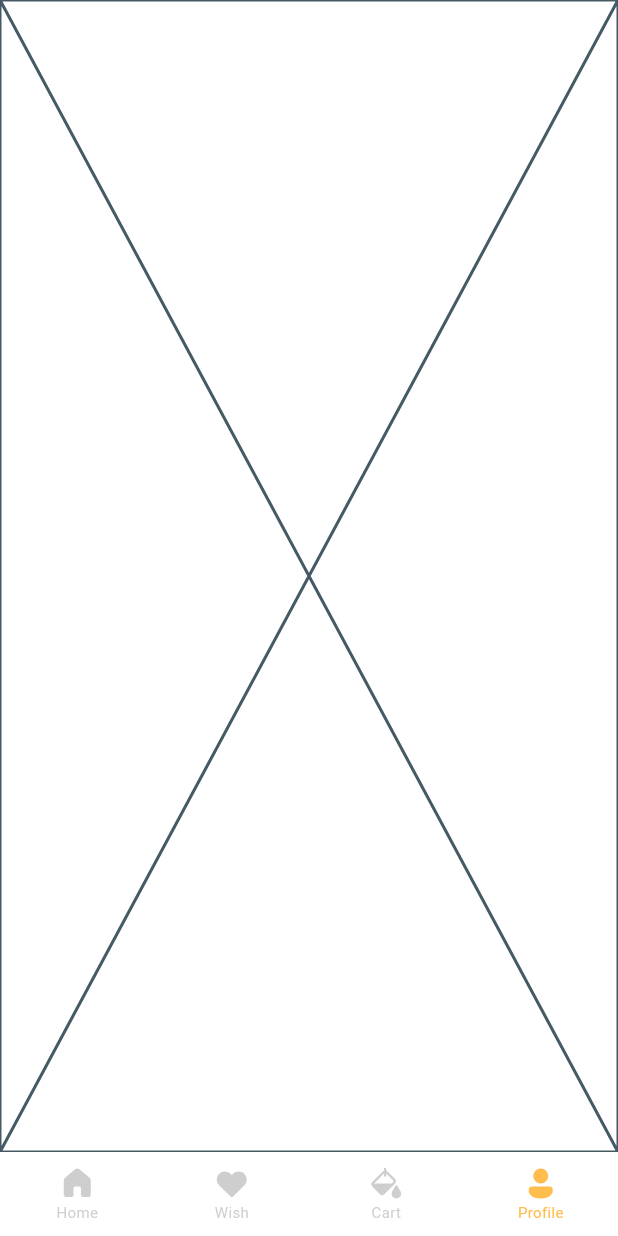
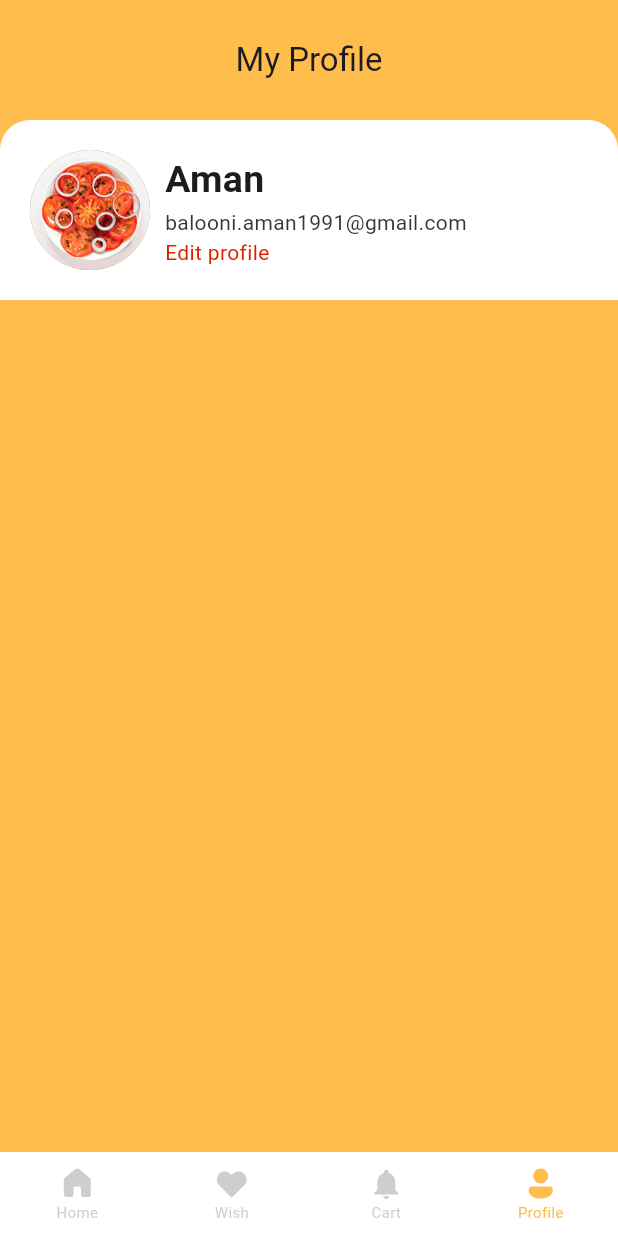
Before and after one commit to amanbalooni/fitbites, a Flutter app: the BottomNavigationWidget screen opened directly, item 4 of the bottom bar chosen, on a phone screen of 412 x 824 dp. Run offline on Flutter 3.47's test engine with Material 2 defaults, Android fonts, the light colour scheme and no system bars; our stand-ins replace carousel_slider, dots_indicator, fluentui_icons.

Commit message:
Profile Page

```diff
--- a/lib/screens/bottomnavigatiobar/bottom_navigationbar.dart
+++ b/lib/screens/bottomnavigatiobar/bottom_navigationbar.dart
@@ -49,7 +49,7 @@ class _BottomNavigationWidgetState extends State<BottomNavigationWidget> {
         items: const [
           BottomNavigationBarItem(label: "Home", icon: Icon(FluentSystemIcons.ic_fluent_home_filled),),
           BottomNavigationBarItem(label: "Wish", icon: Icon(FluentSystemIcons.ic_fluent_heart_filled,)),
-          BottomNavigationBarItem(label: "Cart", icon: Icon(FluentSystemIcons.ic_fluent_paint_bucket_filled,)),
+          BottomNavigationBarItem(label: "Cart", icon: Icon(Icons.notifications,)),
           BottomNavigationBarItem(label: "Profile", icon: Icon(FluentSystemIcons.ic_fluent_person_filled)),
         ],
       ),
--- a/lib/screens/main-screens/home_page/home_screen.dart
+++ b/lib/screens/main-screens/home_page/home_screen.dart
@@ -1,14 +1,11 @@
 import 'package:flutter/cupertino.dart';
 import 'package:flutter/material.dart';
 import 'package:fluentui_icons/fluentui_icons.dart';
-import '../../../widgets/custom_card.dart';
 import '../../../widgets/custom_carousel.dart';
-import '../../../widgets/custom_gallery/custom_gallery.dart';
 import '../../../widgets/custom_gallery/image_custom_widget.dart';
 import '../../../widgets/custom_product_gallery/custom_image_card_gallery.dart';
 import '../../../widgets/custom_searchbar.dart';
 import '../../../widgets/custom_text_divider.dart';
-import '../../../widgets/restaurant_card.dart';
 
 class HomeScreen extends StatefulWidget {
   const HomeScreen({super.key,});
@@ -98,7 +95,6 @@ class _HomeScreenState extends State<HomeScreen> {
                 )),
               ],
             ),
-
         ]));
   }
 }
--- a/lib/screens/main-screens/profile_screen.dart
+++ b/lib/screens/main-screens/profile_screen.dart
@@ -1,10 +1,72 @@
+import 'package:fitbites/theme/colors.dart';
 import 'package:flutter/cupertino.dart';
+import 'package:flutter/material.dart';
+
+import '../../theme/para_text.dart';
+import '../../theme/title_text.dart';
 
 class ProfileScreen extends StatelessWidget {
   const ProfileScreen({super.key});
 
   @override
   Widget build(BuildContext context) {
-    return const Placeholder();
+    return Scaffold(
+      backgroundColor: ThemeColors.yellowColor,
+      body: CustomScrollView(
+        slivers: [
+          const SliverAppBar(
+            automaticallyImplyLeading: false,
+            toolbarHeight: 80,
+            title: Row(
+              mainAxisAlignment: MainAxisAlignment.center,
+              children: [
+                Text("My Profile"),
+              ],
+            ),
+            pinned: true,
+            backgroundColor: ThemeColors.yellowColor,
+          ),
+          SliverToBoxAdapter(
+              child: Container(
+                  padding: const EdgeInsets.all(20),
+                  decoration: const BoxDecoration(
+                    color: Colors.white,
+                    borderRadius: BorderRadius.only(
+                        topLeft: Radius.circular(20),
+                        topRight: Radius.circular(20)),
+                  ),
+                  child: Column(
+                    children: [
+                      Row(
+                        children: [
+                          Container(
+                            width:80,
+                            height: 80,
+                            decoration: BoxDecoration(
+                              color: ThemeColors.goldColor,
+                              borderRadius: BorderRadius.circular(50),
+                              image: const DecorationImage(image: AssetImage("assets/images/plate-8.jpg"))
+                            ),
+                          ),
+                          SizedBox(width: 10,),
+                          Column(
+                            crossAxisAlignment: CrossAxisAlignment.start,
+                            children: [
+                              TitleText(
+                                text: 'Aman',
+                                size: 25,
+                              ),
+                              ParaText(text: 'balooni.aman1991@gmail.com', size: 16, color: ThemeColors.paraColor,),
+                              ParaText(text: 'Edit profile', size: 16, color: ThemeColors.redColor,),
+                            ],
+                          ),
+                        ],
+                      ),
+
+                    ],
+                  ))),
+        ],
+      ),
+    );
   }
 }
--- a/lib/screens/welcome_screen.dart
+++ b/lib/screens/welcome_screen.dart
@@ -1,10 +1,14 @@
+import 'package:fitbites/screens/password_screens/confirmation_screen.dart';
 import 'package:fitbites/screens/signup_screen.dart';
 import 'package:flutter/cupertino.dart';
 import 'package:flutter/material.dart';
 
+import '../main.dart';
 import '../widgets/custom_button.dart';
 import '../widgets/custom_scaffold.dart';
 import '../widgets/custom_textfield.dart';
+import 'bottomnavigatiobar/bottom_navigationbar.dart';
+import 'main-screens/home_page/home_screen.dart';
 import 'password_screens/forgetpassword_screen.dart';
 
 class WelcomeScreen extends StatelessWidget {
@@ -42,7 +46,14 @@ class WelcomeScreen extends StatelessWidget {
                     const SizedBox(
                       height: 20,
                     ),
-                    const CustomLoginButton(
+                    CustomLoginButton(
+                      onTap: (){
+                        Navigator.push(
+                          context,
+                          MaterialPageRoute(
+                              builder: (context) => const BottomNavigationWidget()),
+                        );
+                      },
                     ),
                     TextButton(
                         onPressed: () {
--- a/lib/theme/colors.dart
+++ b/lib/theme/colors.dart
@@ -5,4 +5,5 @@ class ThemeColors {
   static const Color paraColor = Color(0xff363636);
   static const Color redColor = Color(0xffDF2100);
   static const Color goldColor = Color(0xffaa8822);
+  static const Color yellowColor = Color(0xffFFBD4D);
 }
--- /dev/null
+++ b/lib/theme/para_text.dart
@@ -0,0 +1,20 @@
+import 'package:flutter/cupertino.dart';
+
+class ParaText extends StatelessWidget {
+  final Color? color;
+  final String text;
+  double size;
+  ParaText({super.key, this.color, required this.text, required this.size});
+
+  @override
+  Widget build(BuildContext context) {
+    return Text(
+      text,
+      style: TextStyle(
+        color: color,
+        fontWeight: FontWeight.normal,
+        fontSize: 14,
+      ),
+    );
+  }
+}
--- /dev/null
+++ b/lib/theme/title_text.dart
@@ -0,0 +1,20 @@
+import 'package:flutter/cupertino.dart';
+
+class TitleText extends StatelessWidget {
+  final Color? color;
+  final String text;
+  double size;
+  TitleText({super.key, this.color, required this.text, required this.size});
+
+  @override
+  Widget build(BuildContext context) {
+    return Text(
+      text,
+      style: TextStyle(
+        color: color,
+        fontWeight: FontWeight.bold,
+        fontSize: 25,
+      ),
+    );
+  }
+}
--- a/lib/widgets/custom_button.dart
+++ b/lib/widgets/custom_button.dart
@@ -2,11 +2,13 @@ import 'package:flutter/cupertino.dart';
 import 'package:flutter/material.dart';
 
 class CustomLoginButton extends StatelessWidget {
-  const CustomLoginButton({super.key});
-
+  const CustomLoginButton({super.key, this.onTap});
+  final VoidCallback? onTap;
   @override
   Widget build(BuildContext context) {
-    return Container(
+    return GestureDetector(
+      onTap: onTap,
+      child: Container(
         width: 100,
         height: 50,
         decoration: BoxDecoration(
@@ -14,6 +16,7 @@ class CustomLoginButton extends StatelessWidget {
           borderRadius: BorderRadius.circular(25),
         ),
         child: const Center(child: Text('Login', style: TextStyle(color: Color(0xffffffff)),)),
+      ),
     );
   }
 }
```
Also changed, not shown: assets/images/kriti.jpeg (added), assets/images/profile.jpeg (added). Lines whose indentation alone changed are shown as unchanged.
